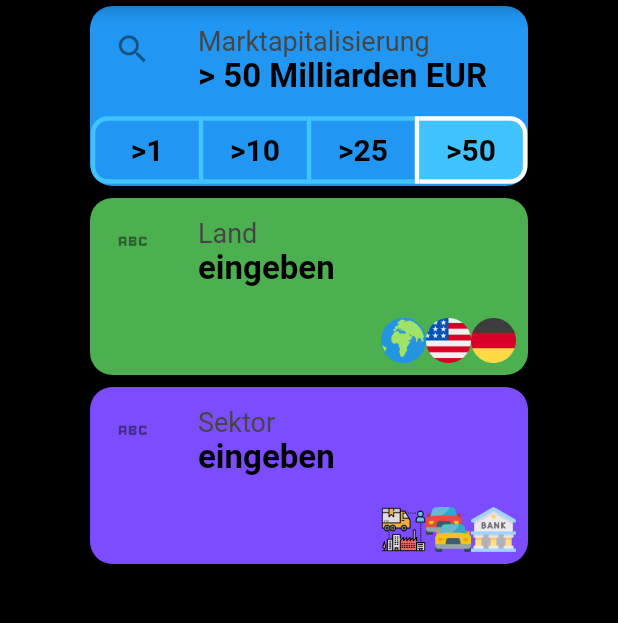
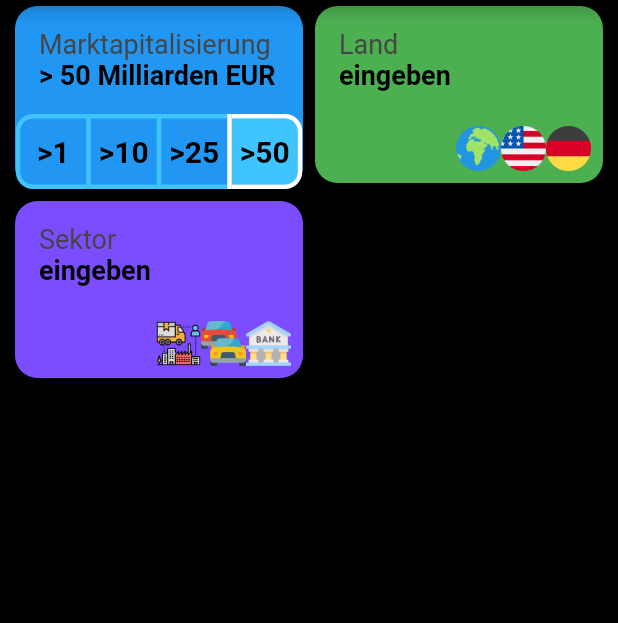
Before and after one commit to najamlodhi1/aktientool, a Flutter app: the screen it shows after launch, on a phone screen of 412 x 824 dp, the part 84-707 px from its top. Run offline on Flutter 3.47's test engine with Material 2 defaults, Android fonts, the phone set to English and light mode, and no system bars; our stand-ins replace cloud_firestore, firebase_core, url_strategy; accounts and stored records are empty.

Commit message:
change view

```diff
--- a/lib/main.dart
+++ b/lib/main.dart
@@ -6,7 +6,6 @@ import 'package:flutter/material.dart';
 import 'controllers/controller.dart';
 import 'firebase_options.dart';
 
-//
 Future<void> main() async {
   setPathUrlStrategy();
   WidgetsFlutterBinding.ensureInitialized();
--- a/lib/searcharea/country.dart
+++ b/lib/searcharea/country.dart
@@ -76,25 +76,23 @@ class _CountryState extends State<Country> {
         );
       },
       child: SizedBox(
-        width: 300,
+        width: 200,
         child: Card(
           shape: RoundedRectangleBorder(
             borderRadius: BorderRadius.circular(15.0),
           ),
           color: Colors.green,
-          elevation: 10,
           child: Column(
             mainAxisSize: MainAxisSize.min,
             children: <Widget>[
               const ListTile(
-                leading: Icon(Icons.abc, size: 25),
                 title: Text("Land",
                     style: TextStyle(
                         color: Color.fromARGB(255, 69, 69, 69), fontSize: 18)),
                 subtitle: Text("eingeben",
                     style: TextStyle(
                         color: Colors.black,
-                        fontSize: 22,
+                        fontSize: 18,
                         fontWeight: FontWeight.bold)),
               ),
               ButtonTheme(
--- a/lib/searcharea/marketcap.dart
+++ b/lib/searcharea/marketcap.dart
@@ -27,31 +27,29 @@ class _MarketcapState extends State<Marketcap> {
 
   Widget marketCap() {
     return SizedBox(
-      width: 300,
+      width: 200,
       child: Card(
         shape: RoundedRectangleBorder(
           borderRadius: BorderRadius.circular(15.0),
         ),
         color: Colors.blue,
-        elevation: 10,
         child: Column(
           mainAxisSize: MainAxisSize.min,
           children: <Widget>[
             ListTile(
-              leading: Icon(icon, size: 25),
               title: const Text("Marktapitalisierung",
                   style: TextStyle(
                       color: Color.fromARGB(255, 69, 69, 69), fontSize: 18)),
               subtitle: Text(text_marketcap,
                   style: const TextStyle(
                       color: Colors.black,
-                      fontSize: 22,
+                      fontSize: 18,
                       fontWeight: FontWeight.bold)),
             ),
             Container(
               child: ToggleButtons(
                 constraints: const BoxConstraints(
-                    maxWidth: 69, minWidth: 69, minHeight: 39, maxHeight: 69),
+                    maxWidth: 44, minWidth: 44, minHeight: 44, maxHeight: 44),
                 borderWidth: 3,
                 // ignore: sort_child_properties_last
                 children: const [
--- a/lib/searcharea/sektor.dart
+++ b/lib/searcharea/sektor.dart
@@ -93,25 +93,23 @@ class _SektorState extends State<Sektor> {
         );
       },
       child: SizedBox(
-        width: 300,
+        width: 200,
         child: Card(
           shape: RoundedRectangleBorder(
             borderRadius: BorderRadius.circular(15.0),
           ),
           color: Colors.deepPurpleAccent,
-          elevation: 10,
           child: Column(
             mainAxisSize: MainAxisSize.min,
             children: <Widget>[
               const ListTile(
-                leading: Icon(Icons.abc, size: 25),
                 title: Text("Sektor",
                     style: TextStyle(
                         color: Color.fromARGB(255, 69, 69, 69), fontSize: 18)),
                 subtitle: Text("eingeben",
                     style: TextStyle(
                         color: Colors.black,
-                        fontSize: 22,
+                        fontSize: 18,
                         fontWeight: FontWeight.bold)),
               ),
               ButtonTheme(
```
